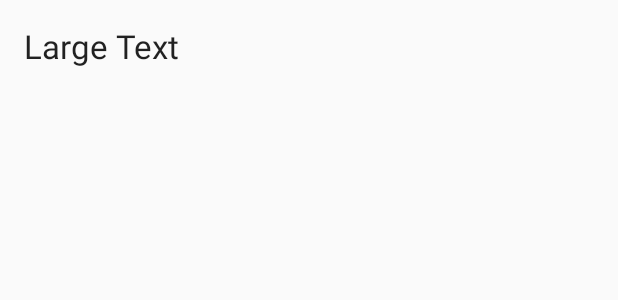
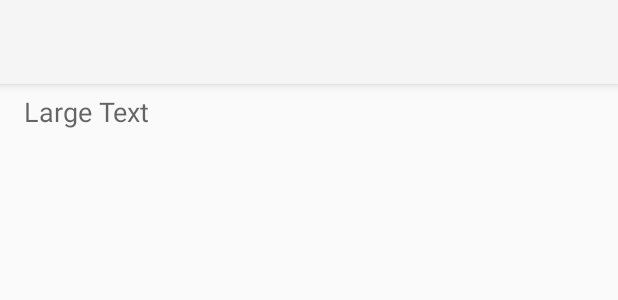
Before and after one commit to ankitgaurav/Jotter, an Android app: the layout activity_detailed_note.xml on its own in the app's theme, with its tools: preview values and no code run, on a phone screen of 412 x 824 dp. Shown: the top 300 px of the screen. Run offline under Robolectric (Android 15) with nearby library versions, the phone set to English and light mode, and no system bars.

Commit message:
Added custom list adapter, action bar in all views

```diff
--- a/app/src/main/res/layout/activity_detailed_note.xml
+++ b/app/src/main/res/layout/activity_detailed_note.xml
@@ -3,18 +3,40 @@
     xmlns:tools="http://schemas.android.com/tools"
     android:layout_width="match_parent"
     android:layout_height="match_parent"
-    android:paddingBottom="@dimen/activity_vertical_margin"
-    android:paddingLeft="@dimen/activity_horizontal_margin"
-    android:paddingRight="@dimen/activity_horizontal_margin"
-    android:paddingTop="@dimen/activity_vertical_margin"
+    xmlns:app="http://schemas.android.com/apk/res-auto"
     tools:context="com.ankitgaurav.notes.DetailedNote">
+
+    <android.support.v7.widget.Toolbar
+        android:id="@+id/detailed_note_toolbar"
+        android:layout_width="match_parent"
+        android:layout_height="?attr/actionBarSize"
+        android:background="?attr/colorPrimary"
+        android:elevation="4dp"
+        android:theme="@style/ThemeOverlay.AppCompat.ActionBar"
+        app:popupTheme="@style/ThemeOverlay.AppCompat.Light"/>
 
     <TextView
         android:layout_width="fill_parent"
         android:layout_height="wrap_content"
-        android:textAppearance="?android:attr/textAppearanceLarge"
+        android:textAppearance="?android:attr/textAppearanceMedium"
         android:text="Large Text"
         android:id="@+id/detailedNoteTextView"
-        android:layout_centerHorizontal="true" />
+        android:layout_below="@+id/detailed_note_toolbar"
+        android:layout_alignParentLeft="true"
+        android:layout_alignParentStart="true"
+        android:paddingLeft="16dp"
+        android:paddingRight="16dp"
+        android:paddingTop="6dp"/>
+
+    <!--<android.support.design.widget.FloatingActionButton-->
+        <!--android:id="@+id/fab_edit_note"-->
+        <!--android:layout_width="wrap_content"-->
+        <!--android:layout_height="wrap_content"-->
+        <!--android:layout_gravity="bottom|end"-->
+        <!--android:layout_margin="@dimen/fab_margin"-->
+        <!--android:src="@android:drawable/ic_input_add"-->
+        <!--android:onClick="editNote"-->
+        <!--app:elevation="10dp"-->
+        <!--app:backgroundTint="?attr/colorPrimaryDark" />-->
 
 </RelativeLayout>
--- a/app/src/main/res/layout/activity_note_editor.xml
+++ b/app/src/main/res/layout/activity_note_editor.xml
@@ -23,8 +23,6 @@
         android:id="@+id/editTextNote"
         android:layout_alignParentTop="true"
         android:layout_centerHorizontal="true"
-        android:allowUndo="false"
-        android:autoLink="web"
         android:backgroundTint="#00ffffff"
         android:elegantTextHeight="true"
         android:outlineProvider="none"
--- a/app/src/main/res/layout/content_main.xml
+++ b/app/src/main/res/layout/content_main.xml
@@ -14,5 +14,6 @@
         android:layout_height="wrap_content"
         android:id="@+id/ListView"
         android:layout_alignParentTop="true"
-        android:layout_centerHorizontal="true" />
+        android:layout_centerHorizontal="true"
+        android:choiceMode="multipleChoice"/>
 </RelativeLayout>
--- a/app/src/main/res/layout/notes_list_item.xml
+++ b/app/src/main/res/layout/notes_list_item.xml
@@ -3,7 +3,8 @@
     android:orientation="horizontal" android:layout_width="match_parent"
     android:padding="10dp"
     android:paddingLeft="10dp"
-    android:layout_height="match_parent">
+    android:layout_height="80sp"
+    >
     <TextView
         android:text="Hello Bello"
         android:id="@+id/note_text"
```
Also changed, not shown: app/src/main/AndroidManifest.xml (+7 -2 lines), app/src/main/java/com/ankitgaurav/notes/DetailedNote.java (+60 -0 lines), app/src/main/java/com/ankitgaurav/notes/MainActivity.java (+12 -5 lines), app/src/main/java/com/ankitgaurav/notes/MyDBHandler.java (+12 -20 lines), app/src/main/java/com/ankitgaurav/notes/NoteEditor.java (+13 -3 lines), app/src/main/java/com/ankitgaurav/notes/NotesAdapter.java (+10 -1 lines), app/src/main/res/menu/activity_main_drawer.xml (deleted, +0 -36 lines), app/src/main/res/menu/detailed_note_menu.xml (added, +10 -0 lines).
